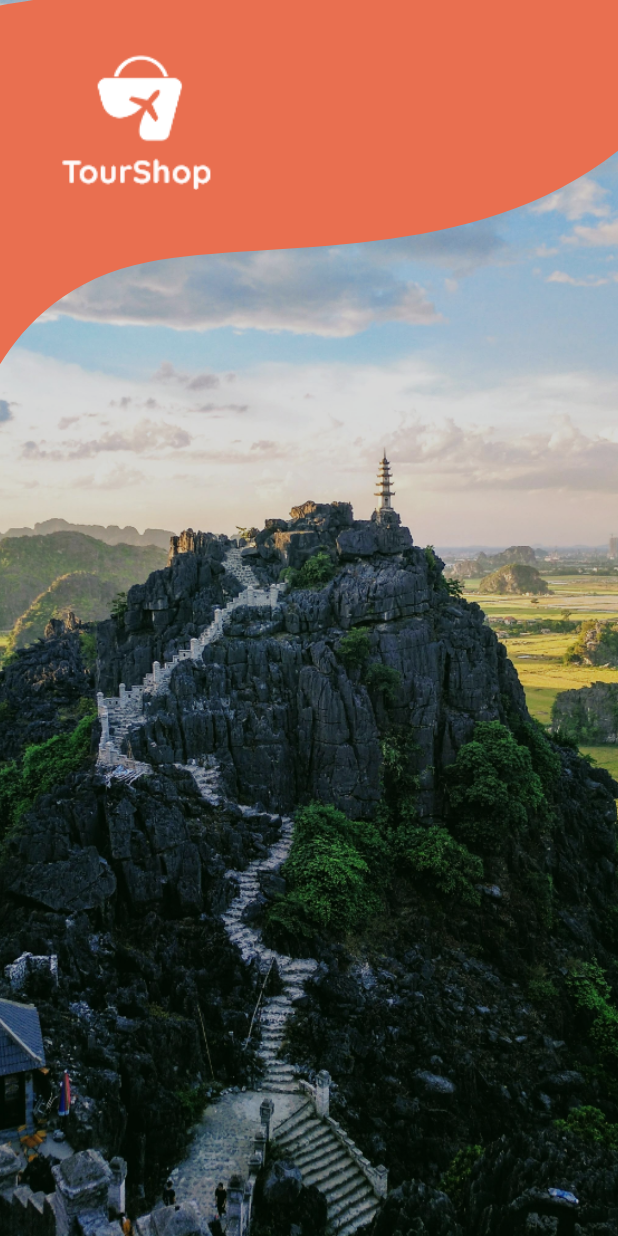
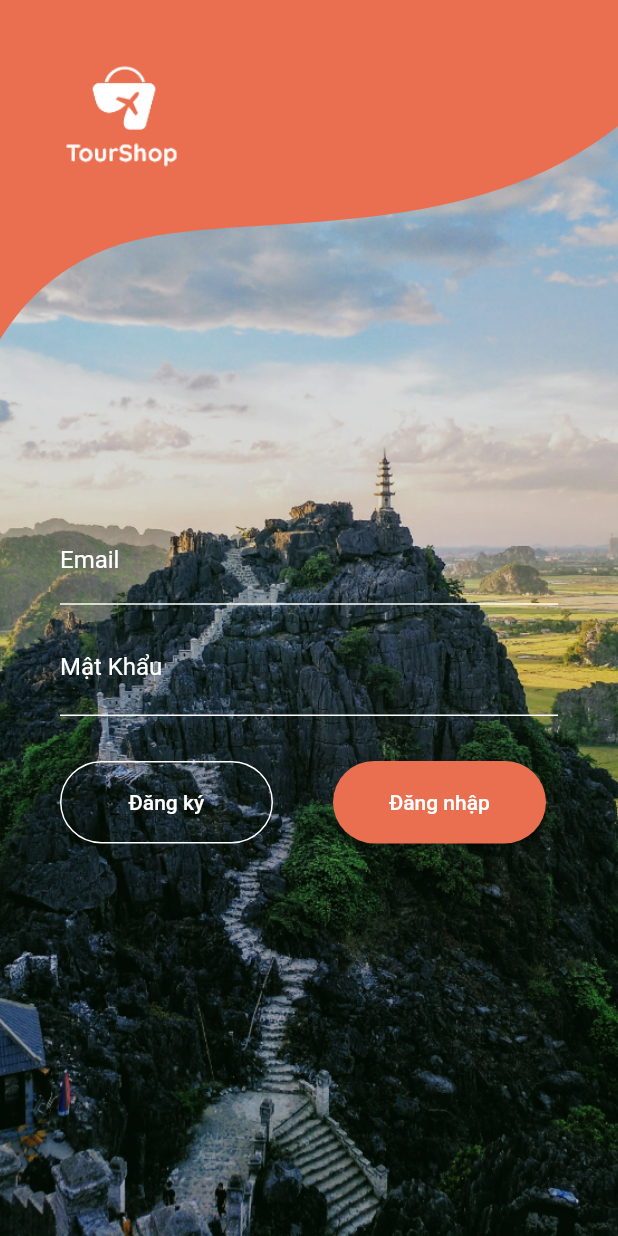
Before and after one commit to LaiKhai/DATN_Travel_App, a Flutter app: the screen it shows after launch, on a phone screen of 412 x 824 dp. Run offline on Flutter 3.47's test engine with Material 2 defaults, Android fonts, the light colour scheme and no system bars; our stand-ins replace animated_splash_screen, flutter_svg.

Commit message:
creating login function - 20220507

```diff
--- a/app/tourshop_app/lib/ui/common/constant/color.dart
+++ b/app/tourshop_app/lib/ui/common/constant/color.dart
@@ -1,3 +1,6 @@
 import 'package:flutter/material.dart';
 
+// ignore: non_constant_identifier_names
 Color US_APP_COLOR = const Color.fromRGBO(233, 111, 80, 1);
+// ignore: non_constant_identifier_names
+Color US_APP_WHITE = Colors.white;
--- a/app/tourshop_app/lib/ui/page/us_login_screen.dart
+++ b/app/tourshop_app/lib/ui/page/us_login_screen.dart
@@ -1,6 +1,7 @@
 import 'package:flutter/material.dart';
 import 'package:flutter_svg/flutter_svg.dart';
 import 'package:tourshop_app/ui/common/constant/dimen.dart';
+import 'package:tourshop_app/ui/widget/us_textfield.dart';
 
 // ignore: camel_case_types
 class US_Login_Screen extends StatefulWidget {
@@ -14,7 +15,8 @@ class US_Login_Screen extends StatefulWidget {
 class _US_Login_ScreenState extends State<US_Login_Screen> {
   @override
   Widget build(BuildContext context) {
-    return Stack(
+    return Scaffold(
+        body: Stack(
       children: [
         Container(
           height: getHeightSize(context),
@@ -33,21 +35,22 @@ class _US_Login_ScreenState extends State<US_Login_Screen> {
           ),
         ),
         Positioned(
-            top: getHeightSize(context) * (-0.07),
+            top: getHeightSize(context) * (-0.09),
             left: getWidthSize(context) * (-0.2),
             child: SvgPicture.asset(
               'assets/images/us_path_bglogin.svg',
               fit: BoxFit.cover,
             )),
         Positioned(
-            top: getHeightSize(context) * 0.04,
+            top: getHeightSize(context) * 0.05,
             left: getWidthSize(context) * 0.1,
             child: Container(
-              height: 94,
-              width: 100,
+              height: 70,
+              width: 80,
               child: Image.asset('assets/images/us_logo_bglogin.png'),
-            ))
+            )),
+        US_TextField_Login(),
       ],
-    );
+    ));
   }
 }
--- /dev/null
+++ b/app/tourshop_app/lib/ui/widget/us_textfield.dart
@@ -0,0 +1,119 @@
+import 'package:flutter/material.dart';
+import 'package:tourshop_app/ui/common/constant/color.dart';
+import 'package:tourshop_app/ui/common/constant/dimen.dart';
+
+class US_TextField_Login extends StatefulWidget {
+  const US_TextField_Login({Key? key}) : super(key: key);
+
+  @override
+  State<US_TextField_Login> createState() => _US_TextField_LoginState();
+}
+
+class _US_TextField_LoginState extends State<US_TextField_Login> {
+  bool isHidenPassword = true;
+  void _toggleButtonViewPassword() {
+    setState(() {
+      isHidenPassword = !isHidenPassword;
+    });
+  }
+
+  @override
+  Widget build(BuildContext context) {
+    return Container(
+      padding: EdgeInsets.all(40),
+      height: getHeightSize(context),
+      width: getWidthSize(context),
+      child: Column(
+        mainAxisAlignment: MainAxisAlignment.center,
+        children: [
+          Container(
+            padding: EdgeInsets.only(top: getHeightSize(context) * 0.1),
+            child: TextField(
+              keyboardType: TextInputType.emailAddress,
+              style: TextStyle(color: US_APP_WHITE, fontSize: 15),
+              decoration: InputDecoration(
+                enabledBorder: UnderlineInputBorder(
+                    borderSide: BorderSide(color: Colors.white)),
+                focusedBorder: UnderlineInputBorder(
+                  borderSide: BorderSide(color: Colors.white),
+                ),
+                prefix: Icon(
+                  Icons.person,
+                  size: 15,
+                  color: US_APP_WHITE,
+                ),
+                labelText: 'Email',
+                labelStyle: TextStyle(fontSize: 16, color: Colors.white),
+              ),
+            ),
+          ),
+          Container(
+            padding: EdgeInsets.fromLTRB(0, 10, 0, 30),
+            child: TextField(
+              style: TextStyle(color: US_APP_WHITE, fontSize: 15),
+              obscureText: isHidenPassword,
+              keyboardType: TextInputType.emailAddress,
+              decoration: InputDecoration(
+                enabledBorder: UnderlineInputBorder(
+                    borderSide: BorderSide(color: US_APP_WHITE)),
+                focusedBorder: UnderlineInputBorder(
+                  borderSide: BorderSide(color: US_APP_WHITE),
+                ),
+                prefix: Icon(
+                  Icons.lock,
+                  size: 15,
+                  color: US_APP_WHITE,
+                ),
+                suffix: InkWell(
+                  onTap: _toggleButtonViewPassword,
+                  child: Icon(
+                    isHidenPassword ? Icons.visibility : Icons.visibility_off,
+                    color: US_APP_WHITE,
+                    size: 20,
+                  ),
+                ),
+                labelText: 'Mật Khẩu',
+                labelStyle: TextStyle(fontSize: 16, color: US_APP_WHITE),
+              ),
+            ),
+          ),
+          Row(
+            children: [
+              Container(
+                height: 55,
+                width: 142,
+                child: OutlinedButton(
+                  onPressed: () {},
+                  child: Text(
+                    "Đăng ký",
+                    style: TextStyle(color: US_APP_WHITE),
+                  ),
+                  style: OutlinedButton.styleFrom(
+                      shape: RoundedRectangleBorder(
+                          borderRadius: BorderRadius.circular(30)),
+                      side: BorderSide(color: US_APP_WHITE)),
+                ),
+              ),
+              SizedBox(
+                width: 40,
+              ),
+              Container(
+                height: 55,
+                width: 142,
+                child: ElevatedButton(
+                  onPressed: () {},
+                  child: Text("Đăng nhập"),
+                  style: ElevatedButton.styleFrom(
+                      primary: US_APP_COLOR,
+                      shape: RoundedRectangleBorder(
+                        borderRadius: BorderRadius.circular(30),
+                      )),
+                ),
+              )
+            ],
+          )
+        ],
+      ),
+    );
+  }
+}
```
Also changed, not shown: 6 other files.
